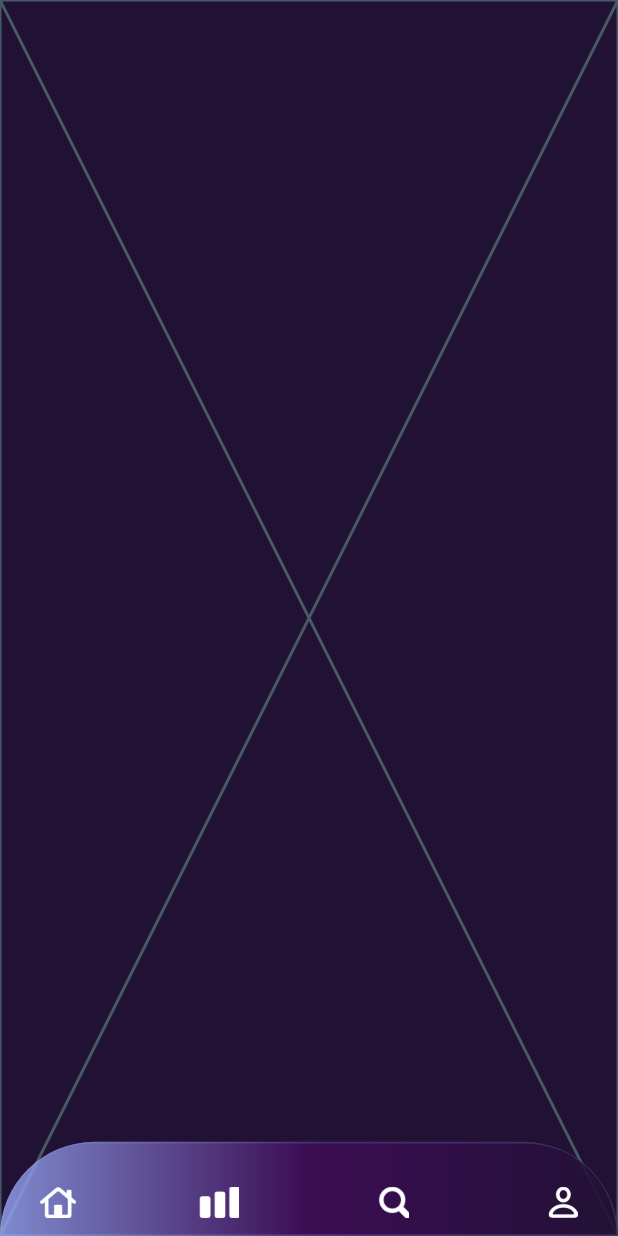
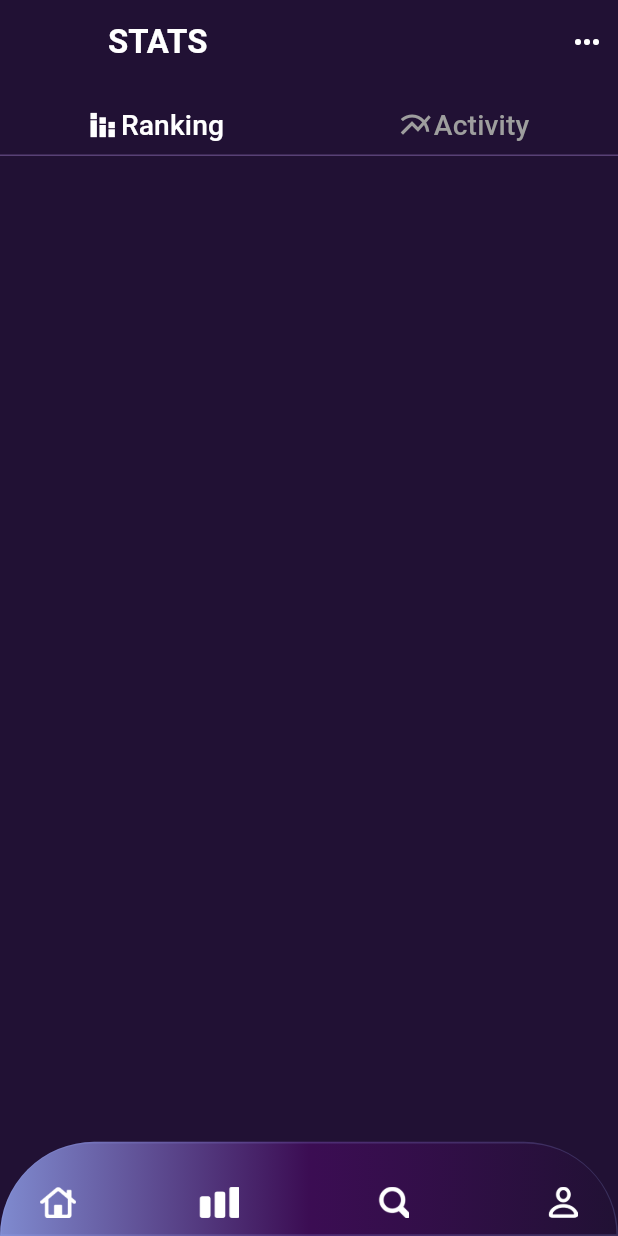
Before and after one commit to SyedAbdalAhmedShah/nft, a Flutter app: the BottomNavBarScreen screen opened directly, item 2 of the bottom bar chosen, on a phone screen of 412 x 824 dp. Run offline on Flutter 3.47's test engine with Material 3 defaults, Android fonts, the phone set to English and light mode, and no system bars; our stand-ins replace carousel_slider, flutter_screenutil, gap; statements that could not run were skipped.

Commit message:
taab baar added

```diff
--- a/lib/constants/app_strings.dart
+++ b/lib/constants/app_strings.dart
@@ -10,6 +10,9 @@ class AppStrings {
   static const String ART = "Art";
   static const String DUMMYNAME = "Luppy Club";
   static const String DUMMYNAME2 = "Alex.S";
+  static const String STATS = "STATS";
+  static const String RANKING = "Ranking";
+  static const String ACTIVITY = "Activity";
 
   static const String VIRTUAL_WORLD = "Virtual World";
   static const String EXPLORE_NFT = "Explore and Mint NFTs";
--- a/lib/utils/widgets/custom_bottom_navigation.dart
+++ b/lib/utils/widgets/custom_bottom_navigation.dart
@@ -38,7 +38,9 @@ class AppBottomNavBar extends StatelessWidget {
               borderRadius: BorderRadius.circular(15.0),
               onTap: () => navNotifier.setBottomNavValue(0),
               child: Padding(
-                padding: EdgeInsets.only(left: 10.0.w),
+                padding: EdgeInsets.only(
+                  left: 10.0.w,
+                ),
                 child: Image(
                   image: const AssetImage(
                     AppAssets.HOME_IMG,
--- a/lib/views/statistic.dart
+++ b/lib/views/statistic.dart
@@ -1,10 +1,64 @@
 import 'package:flutter/material.dart';
+import 'package:flutter_screenutil/flutter_screenutil.dart';
+import 'package:nft/constants/app_colors.dart';
+import 'package:nft/constants/app_strings.dart';
 
 class StatisticPage extends StatelessWidget {
   const StatisticPage({super.key});
 
   @override
   Widget build(BuildContext context) {
-    return const Placeholder();
+    return DefaultTabController(
+      length: 2,
+      initialIndex: 0,
+      child: Scaffold(
+        appBar: AppBar(
+          leading: const SizedBox(),
+          title: const Text(
+            AppStrings.STATS,
+            style: TextStyle(fontWeight: FontWeight.w600),
+          ),
+          actions: [
+            Padding(
+              padding: EdgeInsets.only(right: 8.0.w),
+              child: const Icon(Icons.more_horiz_rounded),
+            ),
+          ],
+          bottom: TabBar(
+              dividerColor: AppColorss.BACKGROUND_2,
+              indicatorColor: Theme.of(context).colorScheme.secondary,
+              labelColor: Colors.white,
+              unselectedLabelColor: Colors.grey,
+              indicator: BoxDecoration(
+                  border: Border.fromBorderSide(
+
+
+              )),
+              labelPadding: EdgeInsets.symmetric(vertical: 5.h),
+              tabs: [
+                Row(
+                  mainAxisAlignment: MainAxisAlignment.center,
+                  children: [
+                    const Icon(Icons.stacked_bar_chart),
+                    Text(
+                      AppStrings.RANKING,
+                      style: TextStyle(fontSize: 18.sp),
+                    ),
+                  ],
+                ),
+                Row(
+                  mainAxisAlignment: MainAxisAlignment.center,
+                  children: [
+                    const Icon(Icons.multiline_chart),
+                    Text(
+                      AppStrings.ACTIVITY,
+                      style: TextStyle(fontSize: 18.sp),
+                    ),
+                  ],
+                )
+              ]),
+        ),
+      ),
+    );
   }
 }
```
